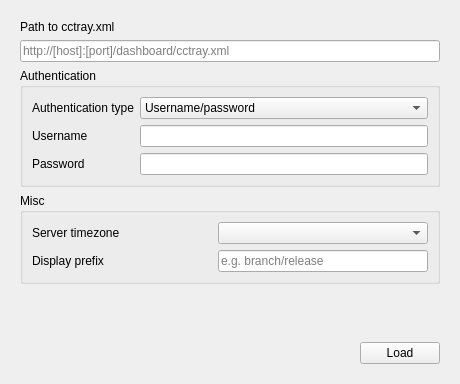
Above: data/server_configuration.ui from anaynayak/buildnotify before the change. Below: the same form after it.
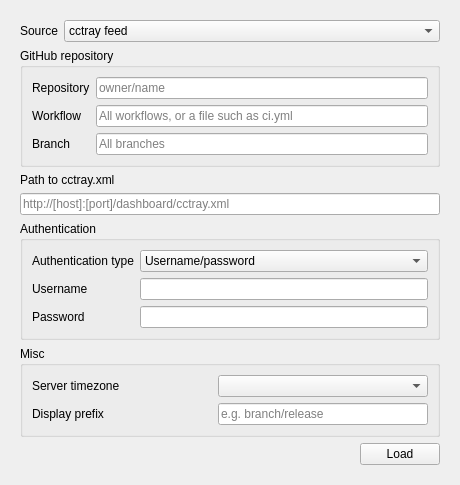
That is the form after the change.

Commit message: Choose the source type in the server dialog, with GitHub repository fields

What changed in the file:
```diff
--- a/data/server_configuration.ui
+++ b/data/server_configuration.ui
@@ -7,7 +7,7 @@
     <x>0</x>
     <y>0</y>
     <width>458</width>
-    <height>384</height>
+    <height>480</height>
    </rect>
   </property>
   <property name="sizePolicy">
@@ -19,7 +19,7 @@
   <property name="maximumSize">
    <size>
     <width>458</width>
-    <height>384</height>
+    <height>480</height>
    </size>
   </property>
   <property name="windowTitle">
@@ -33,6 +33,98 @@
      </property>
      <widget class="QWidget" name="page">
       <layout class="QVBoxLayout" name="verticalLayout_2">
+       <item>
+        <layout class="QFormLayout" name="sourceKindLayout">
+         <item row="0" column="0">
+          <widget class="QLabel" name="sourceKindLabel">
+           <property name="text">
+            <string>Source</string>
+           </property>
+           <property name="buddy">
+            <cstring>sourceKind</cstring>
+           </property>
+          </widget>
+         </item>
+         <item row="0" column="1">
+          <widget class="QComboBox" name="sourceKind">
+           <item>
+            <property name="text">
+             <string>cctray feed</string>
+            </property>
+           </item>
+           <item>
+            <property name="text">
+             <string>GitHub Actions</string>
+            </property>
+           </item>
+          </widget>
+         </item>
+        </layout>
+       </item>
+       <item>
+        <widget class="QGroupBox" name="githubSettings">
+         <property name="title">
+          <string>GitHub repository</string>
+         </property>
+         <layout class="QVBoxLayout" name="githubLayout">
+          <item>
+           <layout class="QFormLayout" name="githubForm">
+            <item row="0" column="0">
+             <widget class="QLabel" name="repositoryLabel">
+              <property name="text">
+               <string>Repository</string>
+              </property>
+              <property name="buddy">
+               <cstring>repository</cstring>
+              </property>
+             </widget>
+            </item>
+            <item row="0" column="1">
+             <widget class="QLineEdit" name="repository">
+              <property name="placeholderText">
+               <string>owner/name</string>
+              </property>
+             </widget>
+            </item>
+            <item row="1" column="0">
+             <widget class="QLabel" name="workflowLabel">
+              <property name="text">
+               <string>Workflow</string>
+              </property>
+              <property name="buddy">
+               <cstring>workflow</cstring>
+              </property>
+             </widget>
+            </item>
+            <item row="1" column="1">
+             <widget class="QLineEdit" name="workflow">
+              <property name="placeholderText">
+               <string>All workflows, or a file such as ci.yml</string>
+              </property>
+             </widget>
+            </item>
+            <item row="2" column="0">
+             <widget class="QLabel" name="branchLabel">
+              <property name="text">
+               <string>Branch</string>
+              </property>
+              <property name="buddy">
+               <cstring>branch</cstring>
+              </property>
+             </widget>
+            </item>
+            <item row="2" column="1">
+             <widget class="QLineEdit" name="branch">
+              <property name="placeholderText">
+               <string>All branches</string>
+              </property>
+             </widget>
+            </item>
+           </layout>
+          </item>
+         </layout>
+        </widget>
+       </item>
        <item>
         <widget class="QLabel" name="cctrayUrlLabel">
          <property name="text">
```
Left out of the diff: 4 changed lines with no effect on the pictures. The commit also changes 3 other files.
